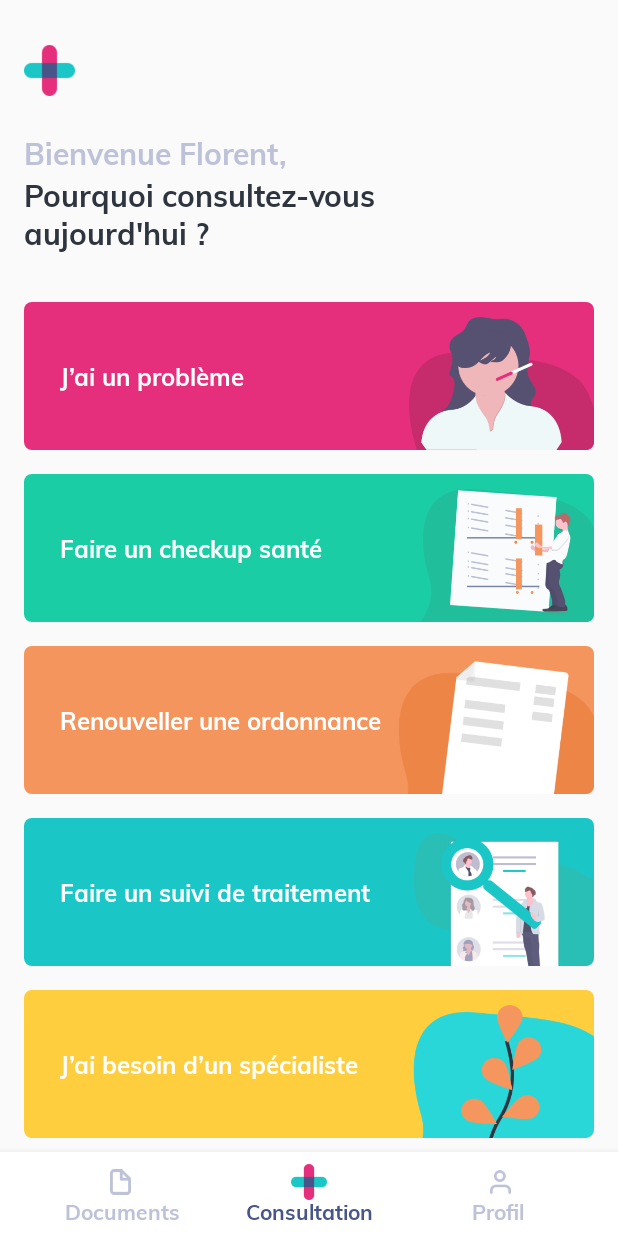
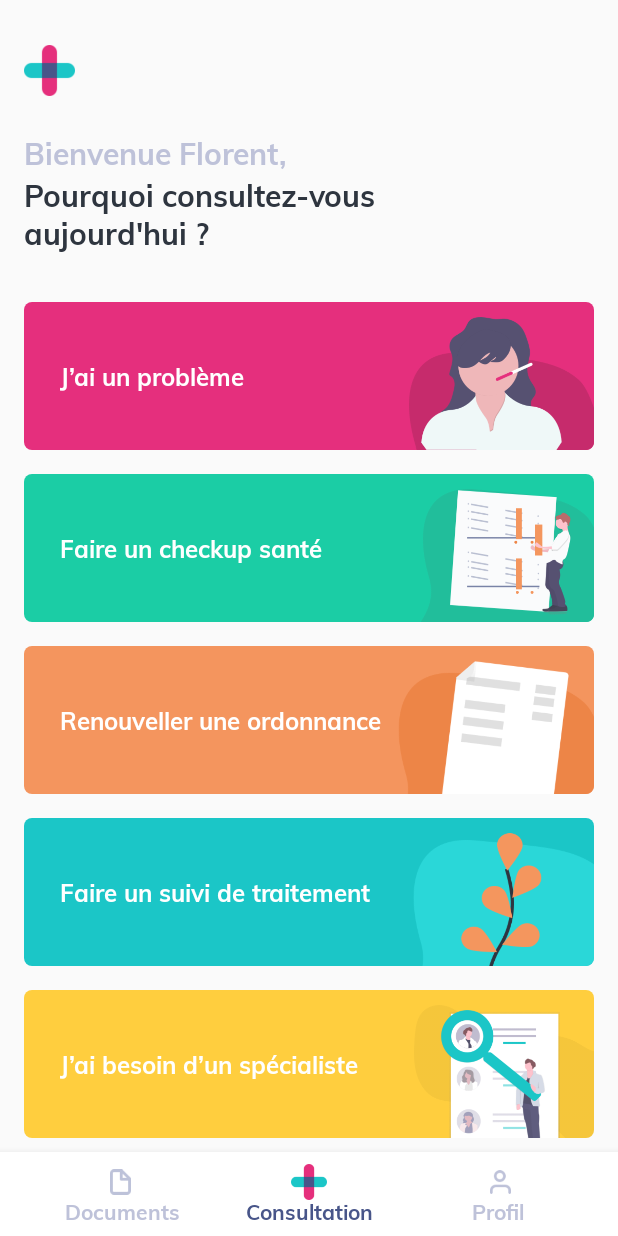
Before and after one commit to Tretiakoff/sifg2, an Android app: the EntryActivity screen opened directly, with no data from a screen before it, on a phone screen of 412 x 824 dp. Run offline under Robolectric (Android 15) with nearby library versions, the phone set to English and light mode, and no system bars.

Commit message:
change image order

```diff
--- a/app/src/main/res/layout/activity_entry.xml
+++ b/app/src/main/res/layout/activity_entry.xml
@@ -211,11 +211,11 @@
 
             <ImageView
                 android:id="@+id/imageView9"
-                android:layout_width="120dp"
+                android:layout_width="121dp"
                 android:layout_height="0dp"
                 android:elevation="5dp"
                 android:paddingTop="10dp"
-                android:src="@drawable/illu6"
+                android:src="@drawable/illu5"
                 app:layout_constraintBottom_toBottomOf="@+id/suivi_Btn"
                 app:layout_constraintEnd_toEndOf="@+id/suivi_Btn"
                 app:layout_constraintTop_toTopOf="@+id/suivi_Btn"
@@ -223,11 +223,11 @@
 
             <ImageView
                 android:id="@+id/imageView8"
-                android:layout_width="121dp"
+                android:layout_width="120dp"
                 android:layout_height="0dp"
                 android:elevation="5dp"
                 android:paddingTop="10dp"
-                android:src="@drawable/illu5"
+                android:src="@drawable/illu6"
                 app:layout_constraintBottom_toBottomOf="@+id/besoin_Btn"
                 app:layout_constraintEnd_toEndOf="@+id/besoin_Btn"
                 app:layout_constraintTop_toTopOf="@+id/besoin_Btn"
```
